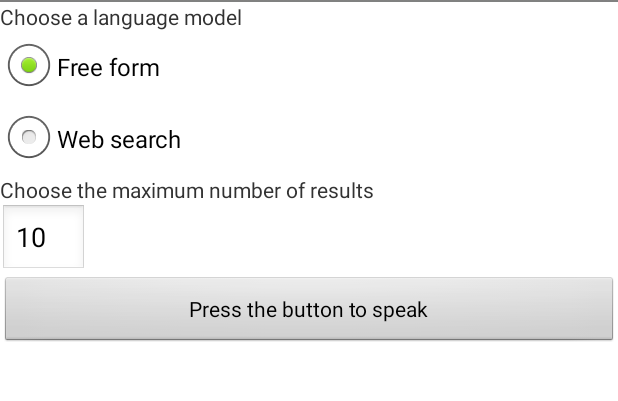
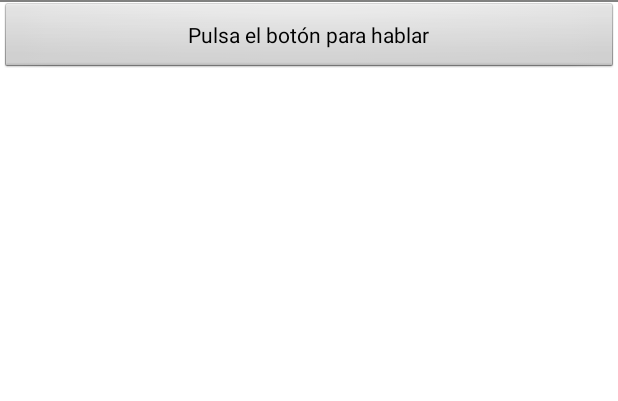
Before and after one commit to FPerezHernandez92/PruebasEnAndroid, an Android app: the screen it shows after launch (ASRWithIntent), on a phone screen of 412 x 824 dp, the part 36-437 px from its top. Run offline under Robolectric (Android 15) with nearby library versions, the phone set to English and light mode, and no system bars.

Commit message:
Algunas modificaciones

```diff
--- a/AnalizarVoz/app/src/main/res/layout/asrwithintent.xml
+++ b/AnalizarVoz/app/src/main/res/layout/asrwithintent.xml
@@ -5,16 +5,43 @@
     android:orientation="vertical"
     android:paddingBottom="5dp" >
 
+
+    <Button
+        android:id="@+id/speech_btn"
+        android:layout_width="match_parent"
+        android:layout_height="wrap_content"
+        android:text="@string/speechbtn" />
+
+    <ListView
+        android:id="@+id/nbest_listview"
+        android:layout_width="match_parent"
+        android:layout_height="wrap_content" >
+
+    </ListView>
+
+    <LinearLayout
+        android:orientation="vertical"
+        android:layout_width="match_parent"
+        android:layout_height="wrap_content"
+        android:layout_gravity="center_horizontal">
+
+        <TextView
+            android:layout_width="wrap_content"
+            android:layout_height="wrap_content"
+            android:id="@+id/textView" />
+
         <TextView
                 android:id="@+id/instructions_langmodel_txt"
                 android:layout_width="wrap_content"
                 android:layout_height="wrap_content"
-            android:text="@string/instructions_langmodel" />
+                android:text="@string/instructions_langmodel"
+            android:visibility="invisible" />
 
         <RadioGroup
             android:id="@+id/langModel_radioGroup"
             android:layout_width="wrap_content"
-	    android:layout_height="wrap_content" >
+            android:layout_height="wrap_content"
+            android:visibility="invisible">
 
             <RadioButton
                 android:id="@+id/langModelFree_radio"
@@ -30,33 +57,23 @@
                 android:text="@string/radiobutton_web" />
         </RadioGroup>
 
-
         <TextView
                 android:id="@+id/instructions_numResults_txt"
                 android:layout_width="wrap_content"
                 android:layout_height="wrap_content"
-            android:text="@string/instructions_numresults" />
+                android:text="@string/instructions_numresults"
+            android:visibility="invisible" />
 
         <EditText
             android:id="@+id/numResults_editText"
             android:layout_width="58dp"
             android:layout_height="wrap_content"
             android:ems="10"
-        android:inputType="number" >
+            android:inputType="number"
+            android:visibility="invisible">
 
            <requestFocus />
            </EditText>
+    </LinearLayout>
 
-    <Button
-        android:id="@+id/speech_btn"
-        android:layout_width="match_parent"
-        android:layout_height="wrap_content"
-        android:text="@string/speechbtn" />
-
-    <ListView
-        android:id="@+id/nbest_listview"
-        android:layout_width="match_parent"
-        android:layout_height="wrap_content" >
-
-    </ListView>
 </LinearLayout>
--- a/AnalizarVoz/app/src/main/res/values/strings.xml
+++ b/AnalizarVoz/app/src/main/res/values/strings.xml
@@ -6,5 +6,5 @@
 	<string name="radiobutton_free">Free form</string>
 	<string name="instructions_langmodel">Choose a language model</string>
 	<string name="instructions_numresults">Choose the maximum number of results</string>
-	<string name="speechbtn">Press the button to speak</string>
+	<string name="speechbtn">Pulsa el botón para hablar</string>
 </resources>
```
Also changed, not shown: AnalizarVoz/app/src/main/java/sandra/examples/asr/asrwithintent/ASRWithIntent.java (+17 -3 lines), 22 other files. Lines whose indentation alone changed are shown as unchanged.
